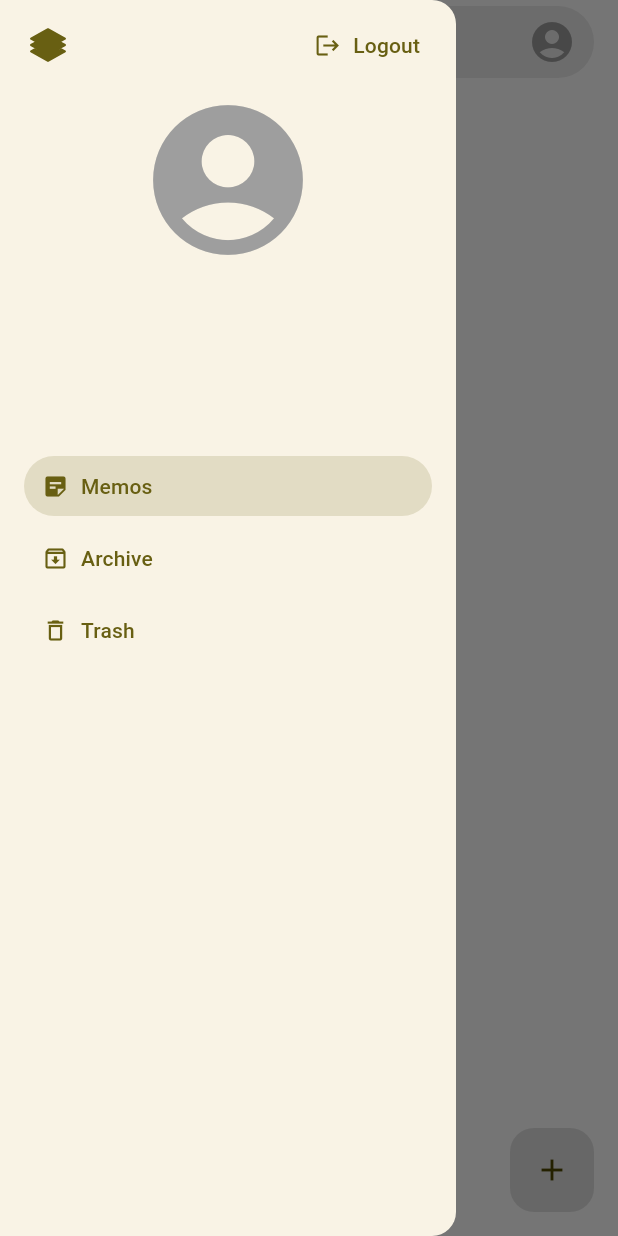
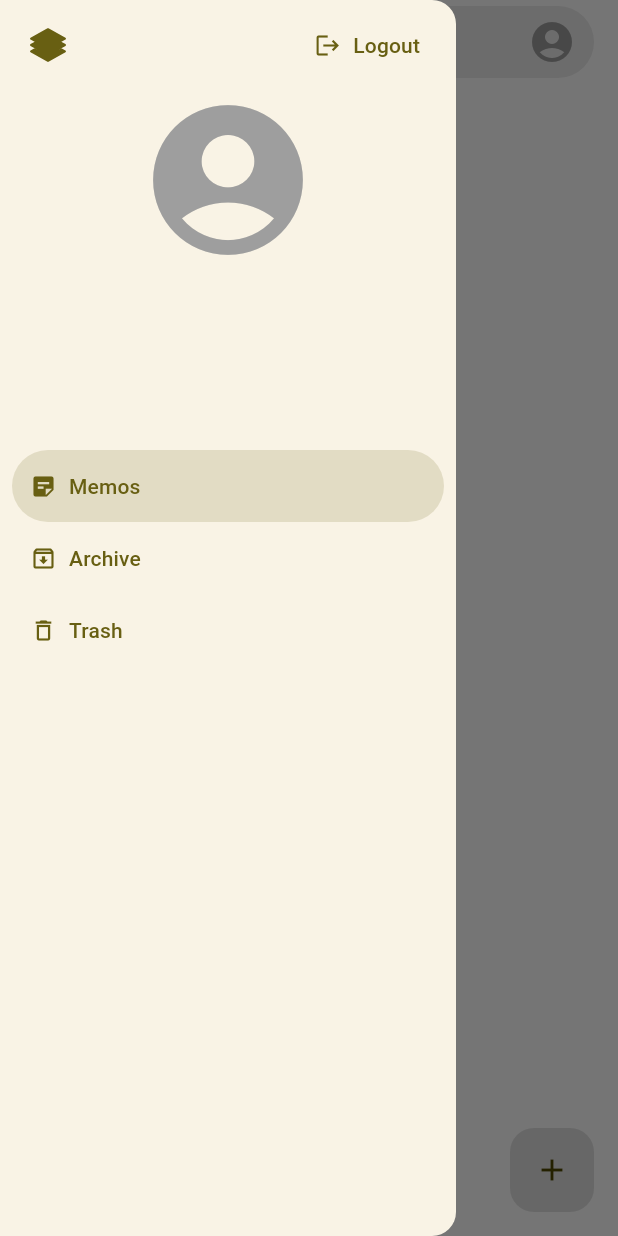
Before and after one commit to geoje/WomoMemo, a Flutter app: the screen it shows once a user with an empty profile is signed in, with the side drawer open, on a phone screen of 412 x 824 dp. Run offline on Flutter 3.47's test engine with Material 2 defaults, Android fonts, the phone set to English and light mode, and no system bars; our stand-ins replace firebase_auth, firebase_core, firebase_database, flutter_signin_button, flutter_svg, google_sign_in; accounts and stored records are empty.

```diff
--- a/lib/screens/home_screen.dart
+++ b/lib/screens/home_screen.dart
@@ -179,7 +179,8 @@ class _HomeScreenState extends State<HomeScreen> {
         child: const Icon(Icons.add),
       ),
       drawer: Drawer(
-        child: ListView(children: [
+        child: ListView(
+          children: [
             SizedBox(
               height: 60,
               child: Padding(
@@ -256,17 +257,18 @@ class _HomeScreenState extends State<HomeScreen> {
             const SizedBox(height: 60),
             for (var navItem in widget.navItems)
               Padding(
-              padding: const EdgeInsets.symmetric(horizontal: 16),
+                padding: const EdgeInsets.symmetric(horizontal: 8),
                 child: TextButton(
                   onPressed: () {
                     setState(() => viewMode = navItem.label);
                     widget.scaffoldKey.currentState!.closeDrawer();
                   },
-                style: viewMode == navItem.label
-                    ? TextButton.styleFrom(
-                        backgroundColor:
-                            Theme.of(context).primaryColor.withAlpha(40))
+                  style: TextButton.styleFrom(
+                    fixedSize: const Size.fromHeight(48),
+                    backgroundColor: viewMode == navItem.label
+                        ? Theme.of(context).primaryColor.withAlpha(40)
                         : null,
+                  ),
                   child: Row(children: [
                     Icon(viewMode == navItem.label
                         ? navItem.iconDataActive
@@ -276,7 +278,8 @@ class _HomeScreenState extends State<HomeScreen> {
                   ]),
                 ),
               )
-        ]),
+          ],
+        ),
       ),
     );
   }
```
Also changed, not shown: lib/screens/memo_screen.dart (+4 -3 lines). Lines whose indentation alone changed are shown as unchanged.
